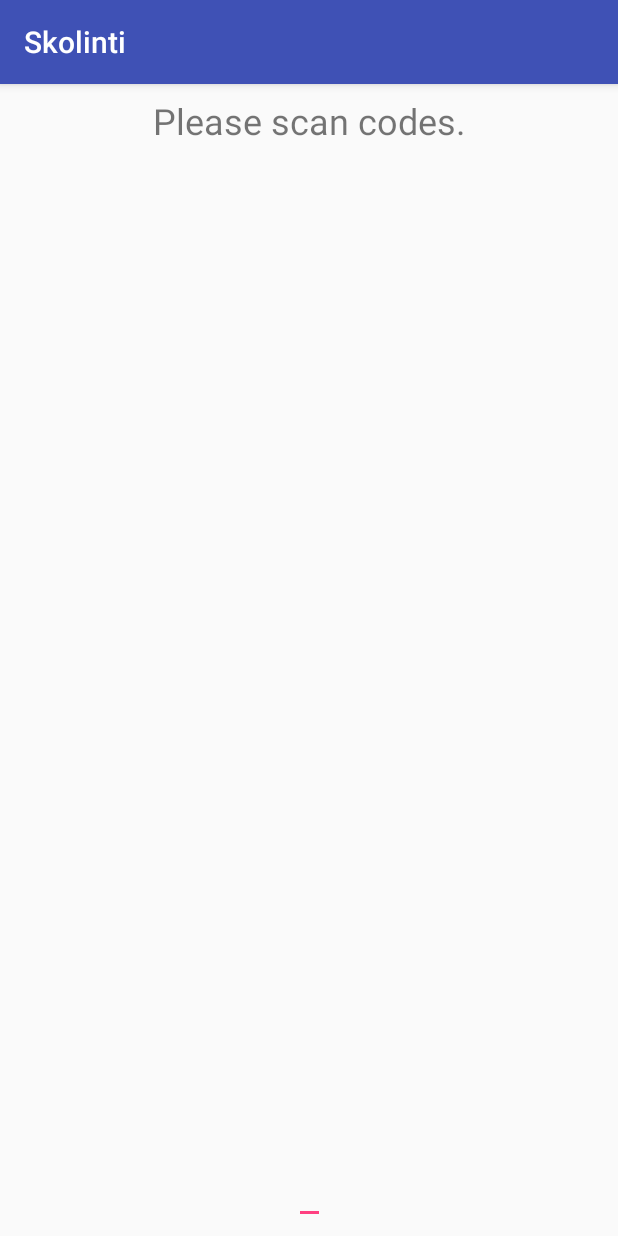
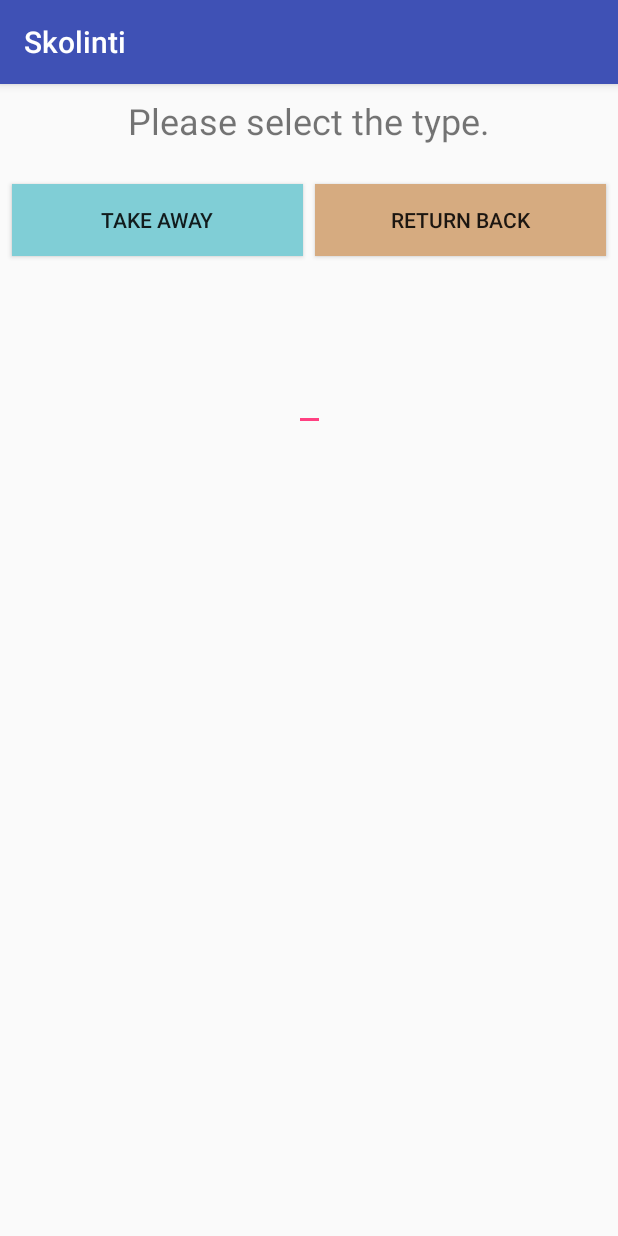
Before and after one commit to dogwood008/skolinti, an Android app: the screen it shows after launch (MainActivity), on a phone screen of 412 x 824 dp. Run offline under Robolectric (Android 15) with nearby library versions, the phone set to English and light mode, and no system bars; our stand-ins replace RxJava, data binding; libraries missing offline, so code that uses them is left out: com.daimajia.numberprogressbar, com.github.kittinunf.fuel, com.github.kittinunf.result, io.reactivex.internal, java.lang; plain views replace NumberProgressBar; 1 statement that could not run was skipped.

Commit message:
:+1: add bg color

```diff
--- a/app/src/main/java/com/dogwood008/kotlinrxsample/CalcViewModel.kt
+++ b/app/src/main/java/com/dogwood008/kotlinrxsample/CalcViewModel.kt
@@ -1,7 +1,6 @@
 package com.dogwood008.kotlinrxsample
 
 import android.databinding.*
-import android.util.Log
 import com.daimajia.numberprogressbar.NumberProgressBar
 import io.reactivex.subjects.PublishSubject
 
@@ -19,6 +18,8 @@ class CalcViewModel : BaseObservable() {
     val tenKeySubject = PublishSubject.create<Int>()
     val enterKeySubject = PublishSubject.create<Unit>()
     val bsKeySubject = PublishSubject.create<Unit>()
+    val takeAwaySubject = PublishSubject.create<Unit>()
+    val returnBackSubject = PublishSubject.create<Unit>()
 
     @get:Bindable
     var display = ""
@@ -31,24 +32,22 @@ class CalcViewModel : BaseObservable() {
         }
 
     @Bindable
-    var message = ObservableField<String>("Message")
+    var subDisplay = ObservableField<String>("")
 
     @Bindable
-    var progress = ObservableInt(100)
+    val message = ObservableField<String>("Message")
 
     @Bindable
-    var history = ObservableField<String>("")
+    val progress = ObservableInt(100)
 
-    fun onClickTenKey(num: Int) {
-        Log.d(TAG, num.toString())
-        tenKeySubject.onNext(num)
+    @Bindable
+    val history = ObservableField<String>("")
+
+    fun takeAway() {
+        takeAwaySubject.onNext(Unit)
     }
 
-    fun onClickEnterKey() {
-        enterKeySubject.onNext(Unit)
-    }
-
-    fun onClickBSKey() {
-        bsKeySubject.onNext(Unit)
+    fun returnBack() {
+        returnBackSubject.onNext(Unit)
     }
 }
--- a/app/src/main/java/com/dogwood008/kotlinrxsample/MainActivity.kt
+++ b/app/src/main/java/com/dogwood008/kotlinrxsample/MainActivity.kt
@@ -1,9 +1,11 @@
 package com.dogwood008.kotlinrxsample
 
 import android.content.Intent
+import android.content.res.Resources
 import android.databinding.DataBindingUtil
 import android.os.Bundle
 import android.support.v4.app.Fragment
+import android.support.v4.content.res.ResourcesCompat.getDrawable
 import android.support.v7.app.AppCompatActivity
 import android.util.Log
 import android.view.KeyEvent
@@ -18,6 +20,7 @@ import com.squareup.moshi.Moshi
 import io.reactivex.android.schedulers.AndroidSchedulers
 import io.reactivex.internal.operators.observable.ObservableJust
 import java.util.concurrent.TimeUnit
+
 
 class MainActivity : AppCompatActivity() {
     companion object {
@@ -53,7 +56,7 @@ class MainActivity : AppCompatActivity() {
         override fun onCreateView(inflater: LayoutInflater, container: ViewGroup?, savedInstanceState: Bundle?): View? {
             binding = DataBindingUtil.inflate(inflater, R.layout.home_fragment, container, false)
             binding.viewModel = CalcViewModel()
-            binding.viewModel!!.message.set(getString(R.string.default_message))
+            binding.viewModel!!.message.set(getString(R.string.prompt_select_type))
             setEvents()
             val view = binding.root
             view.setOnKeyListener { _view, _keyCode, event -> dispatchKeyEvent(event) }
@@ -95,6 +98,20 @@ class MainActivity : AppCompatActivity() {
                             }
                         }
                     }
+                    .subscribe()
+            binding.viewModel!!.takeAwaySubject
+                    .doOnNext { binding.root.background = getDrawable(resources, R.color.takeAwayBg, null) }
+                    .doOnNext { binding.takeAwayButton.elevation = 0f }
+                    .doOnNext { binding.returnBackButton.elevation = convertDpToPixel(8f) }
+                    .doOnNext { binding.viewModel!!.message.set(getString(R.string.prompt_scan)) }
+                    .doOnNext { binding.viewModel!!.subDisplay.set(getString(R.string.sub_display_device_id)) }
+                    .subscribe()
+            binding.viewModel!!.returnBackSubject
+                    .doOnNext { binding.root.background = getDrawable(resources, R.color.returnBackBg, null) }
+                    .doOnNext { binding.returnBackButton.elevation = 0f }
+                    .doOnNext { binding.takeAwayButton.elevation = convertDpToPixel(8f) }
+                    .doOnNext { binding.viewModel!!.message.set(getString(R.string.prompt_scan)) }
+                    .doOnNext { binding.viewModel!!.subDisplay.set(getString(R.string.sub_display_device_id)) }
                     .subscribe()
         }
 
@@ -167,7 +184,7 @@ class MainActivity : AppCompatActivity() {
                     .doOnNext {
                         binding.viewModel!!.progress.set(100 - it)
                         if (it >= 100) {
-                            binding.viewModel!!.message.set(getString(R.string.default_message))
+                            binding.viewModel!!.message.set(getString(R.string.prompt_scan))
                             binding.numberProgressBar.visibility = View.INVISIBLE
                             disposable.dispose()
                         }
@@ -193,5 +210,11 @@ class MainActivity : AppCompatActivity() {
             }
             binding.viewModel!!.history.set(list)
         }
+
+        fun convertDpToPixel(dp: Float): Float {
+            val metrics = Resources.getSystem().displayMetrics
+            val px = dp * (metrics.densityDpi / 160f)
+            return Math.round(px).toFloat()
+        }
     }
 }
--- a/app/src/main/res/layout/home_fragment.xml
+++ b/app/src/main/res/layout/home_fragment.xml
@@ -14,13 +14,10 @@
     </data>
 
     <android.support.constraint.ConstraintLayout
+        android:id="@+id/container"
         android:layout_width="match_parent"
         android:layout_height="match_parent"
         tools:context=".MainActivity">
-
-        <android.support.v4.view.ViewPager
-            android:layout_width="match_parent"
-            android:layout_height="match_parent" />
 
         <TextView
             android:id="@+id/messageTextView"
@@ -38,43 +35,85 @@
         <com.daimajia.numberprogressbar.NumberProgressBar
             android:id="@+id/number_progress_bar"
             android:layout_width="match_parent"
+            android:layout_height="10dp"
+            android:layout_marginTop="8dp"
+            android:visibility="invisible"
+            app:layout_constraintTop_toBottomOf="@+id/messageTextView"
+            custom:progress_current="@{viewModel.progress}"
+            custom:progress_max="100"
+            tools:layout_editor_absoluteX="8dp" />
+
+        <Button
+            android:id="@+id/takeAwayButton"
+            android:layout_width="0dp"
             android:layout_height="wrap_content"
-            custom:progress_max="100"
-            custom:progress_current="@{viewModel.progress}"
-            android:visibility="invisible"
+            android:layout_marginStart="8dp"
             android:layout_marginTop="8dp"
-            android:layout_marginStart="8dp"
-            android:layout_marginEnd="8dp"
-            app:layout_constraintTop_toBottomOf="@id/messageTextView" />
+            android:background="@color/takeAway"
+            android:onClick="@{() -> viewModel.takeAway()}"
+            android:text="@string/take_away_button"
+            app:layout_constraintEnd_toStartOf="@+id/returnBackButton"
+            app:layout_constraintHorizontal_bias="0.5"
+            app:layout_constraintStart_toStartOf="parent"
+            app:layout_constraintTop_toBottomOf="@+id/number_progress_bar" />
 
-        <TextView
-            android:id="@+id/historyTextView"
-            android:layout_width="match_parent"
+        <Button
+            android:id="@+id/returnBackButton"
+            android:layout_width="0dp"
             android:layout_height="wrap_content"
             android:layout_marginStart="8dp"
             android:layout_marginTop="8dp"
             android:layout_marginEnd="8dp"
-            android:text="@{viewModel.history}"
-            android:maxLines="8"
-            android:minLines="8"
+            android:background="@color/returnBack"
+            android:onClick="@{() -> viewModel.returnBack()}"
+            android:text="@string/return_back_button"
             app:layout_constraintEnd_toEndOf="parent"
+            app:layout_constraintHorizontal_bias="0.5"
+            app:layout_constraintStart_toEndOf="@+id/takeAwayButton"
+            app:layout_constraintTop_toBottomOf="@+id/number_progress_bar" />
+
+        <TextView
+            android:id="@+id/subDisplayTextView"
+            android:layout_width="wrap_content"
+            android:layout_height="31dp"
+            android:layout_marginStart="8dp"
+            android:layout_marginTop="16dp"
+            android:text="@{viewModel.subDisplay}"
+            android:textSize="20sp"
             app:layout_constraintStart_toStartOf="parent"
-            app:layout_constraintTop_toBottomOf="@+id/number_progress_bar" />
+            app:layout_constraintTop_toBottomOf="@+id/takeAwayButton" />
 
         <EditText
             android:id="@+id/displayTextView"
             android:layout_width="wrap_content"
             android:layout_height="wrap_content"
             android:layout_marginStart="8dp"
+            android:layout_marginTop="8dp"
             android:layout_marginEnd="8dp"
-            android:layout_marginBottom="8dp"
             android:inputType="numberDecimal"
             android:maxLength="15"
             android:text="@{viewModel.display}"
             android:textSize="30sp"
+            app:layout_constraintEnd_toEndOf="parent"
+            app:layout_constraintStart_toStartOf="parent"
+            app:layout_constraintTop_toBottomOf="@+id/subDisplayTextView" />
+
+        <TextView
+            android:id="@+id/historyTextView"
+            android:layout_width="match_parent"
+            android:layout_height="0dp"
+            android:layout_marginStart="8dp"
+            android:layout_marginTop="8dp"
+            android:layout_marginEnd="8dp"
+            android:layout_marginBottom="8dp"
+            android:maxLines="8"
+            android:minLines="8"
+            android:text="@{viewModel.history}"
             app:layout_constraintBottom_toBottomOf="parent"
             app:layout_constraintEnd_toEndOf="parent"
-            app:layout_constraintStart_toStartOf="parent" />
+            app:layout_constraintHorizontal_bias="0.0"
+            app:layout_constraintStart_toStartOf="parent"
+            app:layout_constraintTop_toBottomOf="@+id/displayTextView" />
 
     </android.support.constraint.ConstraintLayout>
 </layout>
--- a/app/src/main/res/values/colors.xml
+++ b/app/src/main/res/values/colors.xml
@@ -3,4 +3,8 @@
     <color name="colorPrimary">#3F51B5</color>
     <color name="colorPrimaryDark">#303F9F</color>
     <color name="colorAccent">#FF4081</color>
+    <color name="takeAway">#80ced6</color>
+    <color name="takeAwayBg">#c5e8ec</color>
+    <color name="returnBack">#d6ab80</color>
+    <color name="returnBackBg">#ecd9c5</color>
 </resources>
--- a/app/src/main/res/values/strings.xml
+++ b/app/src/main/res/values/strings.xml
@@ -74,5 +74,12 @@
 
     <string name="pref_title_vibrate">Vibrate</string>
 
-    <string name="default_message">Please scan codes.</string>
+    <string name="prompt_select_type">Please select the type.</string>
+    <string name="prompt_scan">Please scan codes.</string>
+
+    <string name="take_away_button">Take Away</string>
+    <string name="return_back_button">Return Back</string>
+
+    <string name="sub_display_user_id">User ID:</string>
+    <string name="sub_display_device_id">Device ID:</string>
 </resources>
```
